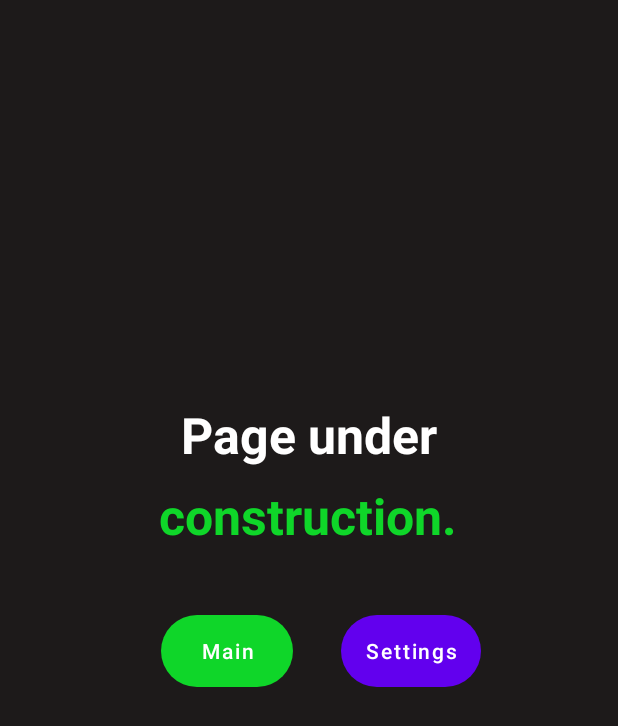
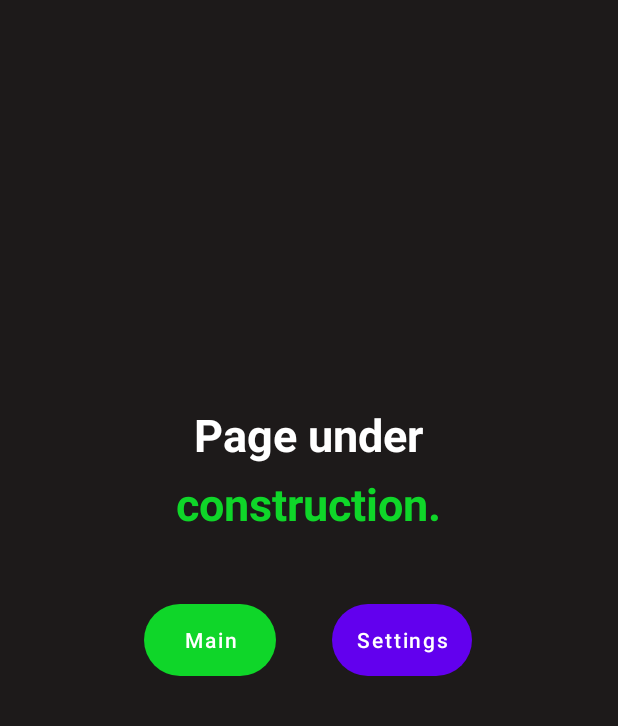
Before and after one commit to Felipanjos/A1compMobile, an Android app: the NavegacaoActivity screen opened directly, with no data from a screen before it, on a phone screen of 412 x 824 dp. Shown: the top 726 px of the screen. Run offline under Robolectric (Android 15) with nearby library versions, the phone set to English and light mode, and no system bars.

Commit message:
Alterações finais (correção de tamanhos e warnings)

```diff
--- a/app/src/main/res/layout/activity_config.xml
+++ b/app/src/main/res/layout/activity_config.xml
@@ -175,13 +175,15 @@
             android:text="@string/labelInicio"
             android:textAllCaps="false"
             android:textSize="16.5sp"
+            android:textStyle=""
             app:backgroundTint="@color/btnColor"
             app:layout_constraintBottom_toBottomOf="parent"
             app:layout_constraintEnd_toEndOf="parent"
             app:layout_constraintHorizontal_bias="0.114"
             app:layout_constraintStart_toStartOf="parent"
             app:layout_constraintTop_toBottomOf="@+id/infoTrafego"
-            app:layout_constraintVertical_bias="0.0" />
+            app:layout_constraintVertical_bias="0.0"
+            tools:ignore="TextContrastCheck,TextContrastCheck" />
 
         <Button
             android:id="@+id/buttonConfigSalvar"
--- a/app/src/main/res/layout/activity_credit.xml
+++ b/app/src/main/res/layout/activity_credit.xml
@@ -82,7 +82,7 @@
 
     <TextView
         android:id="@+id/textView15"
-        android:layout_width="169dp"
+        android:layout_width="269dp"
         android:layout_height="31dp"
         android:layout_marginStart="128dp"
         android:layout_marginTop="88dp"
@@ -94,7 +94,7 @@
         android:textStyle="bold"
         app:layout_constraintBottom_toBottomOf="parent"
         app:layout_constraintEnd_toEndOf="parent"
-        app:layout_constraintHorizontal_bias="0.0"
+        app:layout_constraintHorizontal_bias="0.26"
         app:layout_constraintStart_toStartOf="parent"
         app:layout_constraintTop_toTopOf="parent"
         app:layout_constraintVertical_bias="0.0" />
--- a/app/src/main/res/layout/activity_navegacao.xml
+++ b/app/src/main/res/layout/activity_navegacao.xml
@@ -16,7 +16,7 @@
         android:gravity="center"
         android:text="@string/msgWIP"
         android:textColor="@color/white"
-        android:textSize="50px"
+        android:textSize="30sp"
         android:textStyle="bold"
         app:layout_constraintBottom_toBottomOf="parent"
         app:layout_constraintEnd_toEndOf="parent"
@@ -29,19 +29,18 @@
         android:id="@+id/textView20"
         android:layout_width="wrap_content"
         android:layout_height="wrap_content"
-        android:layout_marginTop="284dp"
-        android:layout_marginBottom="421dp"
         android:foregroundGravity="center"
         android:gravity="center"
         android:text="@string/msgWIP2"
         android:textColor="#0FD629"
-        android:textSize="50px"
+        android:textSize="30sp"
         android:textStyle="bold"
         app:layout_constraintBottom_toBottomOf="parent"
         app:layout_constraintEnd_toEndOf="parent"
         app:layout_constraintHorizontal_bias="0.498"
         app:layout_constraintStart_toStartOf="parent"
-        app:layout_constraintTop_toTopOf="parent" />
+        app:layout_constraintTop_toBottomOf="@id/textView14"
+        app:layout_constraintVertical_bias="0.0" />
 
     <Button
         android:id="@+id/buttonNavegacaoConfig"
@@ -49,13 +48,13 @@
         android:layout_height="wrap_content"
         android:background="@drawable/button"
         android:text="@string/labelConfig"
+        android:textAllCaps="false"
         app:layout_constraintBottom_toBottomOf="parent"
         app:layout_constraintEnd_toEndOf="parent"
-        app:layout_constraintHorizontal_bias="0.713"
-        app:layout_constraintStart_toStartOf="parent"
-        app:layout_constraintTop_toTopOf="parent"
-        app:layout_constraintVertical_bias="0.528"
-        android:textAllCaps="false"/>
+        app:layout_constraintHorizontal_bias="0.275"
+        app:layout_constraintStart_toEndOf="@id/buttonNavegacaoInicio"
+        app:layout_constraintTop_toBottomOf="@id/textView14"
+        app:layout_constraintVertical_bias="0.19" />
 
     <Button
         android:id="@+id/buttonNavegacaoInicio"
@@ -63,13 +62,14 @@
         android:layout_height="wrap_content"
         android:background="@drawable/button"
         android:text="@string/labelInicio"
+        android:textAllCaps="false"
         app:backgroundTint="@color/btnColor"
         app:layout_constraintBottom_toBottomOf="parent"
         app:layout_constraintEnd_toEndOf="parent"
-        app:layout_constraintHorizontal_bias="0.331"
+        app:layout_constraintHorizontal_bias="0.297"
         app:layout_constraintStart_toStartOf="parent"
-        app:layout_constraintTop_toTopOf="parent"
-        app:layout_constraintVertical_bias="0.528"
-        android:textAllCaps="false"/>
+        app:layout_constraintTop_toBottomOf="@id/textView14"
+        app:layout_constraintVertical_bias="0.19"
+        tools:ignore="TextContrastCheck" />
 
 </androidx.constraintlayout.widget.ConstraintLayout>
--- a/app/src/main/res/values/strings.xml
+++ b/app/src/main/res/values/strings.xml
@@ -45,4 +45,5 @@
     <string name="labelRadioMph">Mph</string>
     <string name="labelRadioVetorial">Vectorial</string>
     <string name="labelRadioSatelite">Satellite</string>
+    <string name="labelGnss">GNSS</string>
 </resources>
```
Also changed, not shown: app/src/main/res/layout/activity_gnss.xml (+4 -4 lines), app/src/main/res/layout/activity_historico.xml (+6 -9 lines), app/src/main/res/layout/activity_main.xml (+6 -5 lines), 1 other file.
